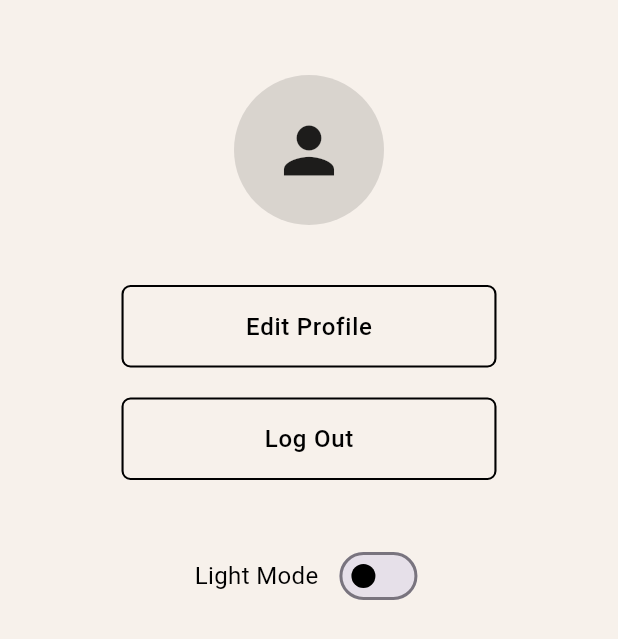
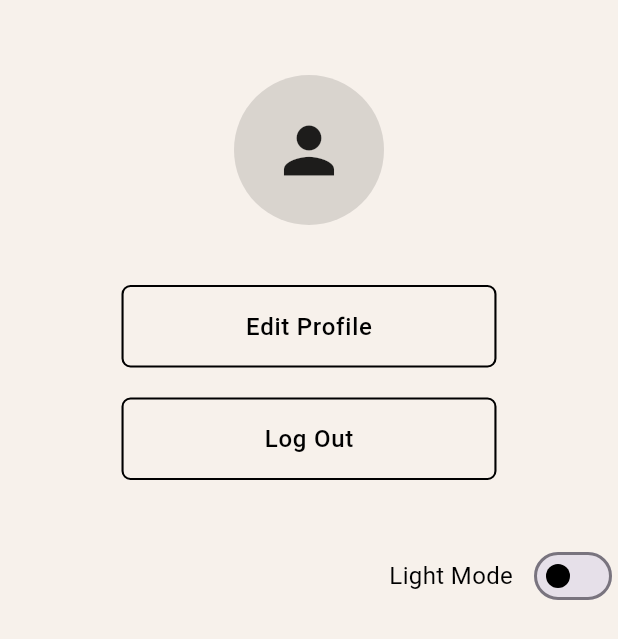
Before and after one commit to Elifsudeozmen/se380gymprojectt, a Flutter app: the ProfilePicturePage screen opened directly, on a phone screen of 412 x 824 dp. Shown: the top 639 px of the screen. Run offline on Flutter 3.47's test engine with Material 3 defaults, Android fonts, the phone set to English and light mode, and no system bars; our stand-ins replace cloud_firestore, firebase_auth, firebase_core, lottie; accounts and stored records are empty.

Commit message:
light dark theme toggle made for each class

```diff
--- a/lib/_lib/features/profile_picture_page/profile_picture_page.dart
+++ b/lib/_lib/features/profile_picture_page/profile_picture_page.dart
@@ -1,7 +1,7 @@
 import 'package:flutter/material.dart';
 import 'package:gymproject/_lib/features/profile_picture_page/widgets/profile_avatar.dart';
 import 'package:gymproject/_lib/features/profile_picture_page/widgets/profile_buttons.dart';
-import 'package:gymproject/_lib/features/profile_picture_page/widgets/theme_toggle.dart';
+import 'package:gymproject/_lib/features/dark_light_theme/theme_toggle.dart';
 import 'package:gymproject/_lib/features/profile_picture_page/widgets/fullscreen_image.dart';
 
 class ProfilePicturePage extends StatefulWidget {
--- a/lib/_lib/features/profile_picture_page/widgets/theme_toggle.dart
+++ /dev/null
@@ -1,34 +0,0 @@
-import 'package:flutter/material.dart';
-
-class ThemeToggle extends StatelessWidget {
-  final bool isDarkMode;
-  final Color textColor;
-  final ValueChanged<bool> onChanged;
-
-  const ThemeToggle({
-    super.key,
-    required this.isDarkMode,
-    required this.textColor,
-    required this.onChanged,
-  });
-
-  @override
-  Widget build(BuildContext context) {
-    return Row(
-      mainAxisAlignment: MainAxisAlignment.center,
-      children: [
-        Text(
-          isDarkMode ? "Dark Mode" : "Light Mode",
-          style: TextStyle(fontSize: 16, color: textColor),
-        ),
-        const SizedBox(width: 10),
-        Switch(
-          value: isDarkMode,
-          activeThumbColor: Colors.white,
-          inactiveThumbColor: Colors.black,
-          onChanged: onChanged,
-        ),
-      ],
-    );
-  }
-}
--- a/lib/_lib/features/weight_height_page/bmi_input_page.dart
+++ b/lib/_lib/features/weight_height_page/bmi_input_page.dart
@@ -2,7 +2,7 @@ import 'package:flutter/material.dart';
 import 'package:gymproject/_lib/features/weight_height_page/widgets/bmi_label.dart';
 import 'package:gymproject/_lib/features/weight_height_page/widgets/bmi_input_field.dart';
 import 'package:gymproject/_lib/features/weight_height_page/widgets/bmi_calculate_button.dart';
-import 'package:gymproject/_lib/features/weight_height_page/widgets/bmi_theme_toggle.dart';
+import 'package:gymproject/_lib/features/dark_light_theme/theme_toggle.dart';
 
 class BmiInputPage extends StatefulWidget {
   const BmiInputPage({super.key});
@@ -69,7 +69,7 @@ class _BmiInputPageState extends State<BmiInputPage> {
 
             const SizedBox(height: 40),
 
-            BmiThemeToggle(
+            ThemeToggle(
               isDarkMode: isDarkMode,
               textColor: textColor,
               onChanged: (value) {
```
Also changed, not shown: lib/_lib/features/dark_light_theme/theme_toggle.dart (renamed from lib/_lib/features/weight_height_page/widgets/bmi_theme_toggle.dart, +4 -10 lines), lib/_lib/features/weight_height_page/widgets/bmi_calculate_button.dart (+24 -31 lines).
